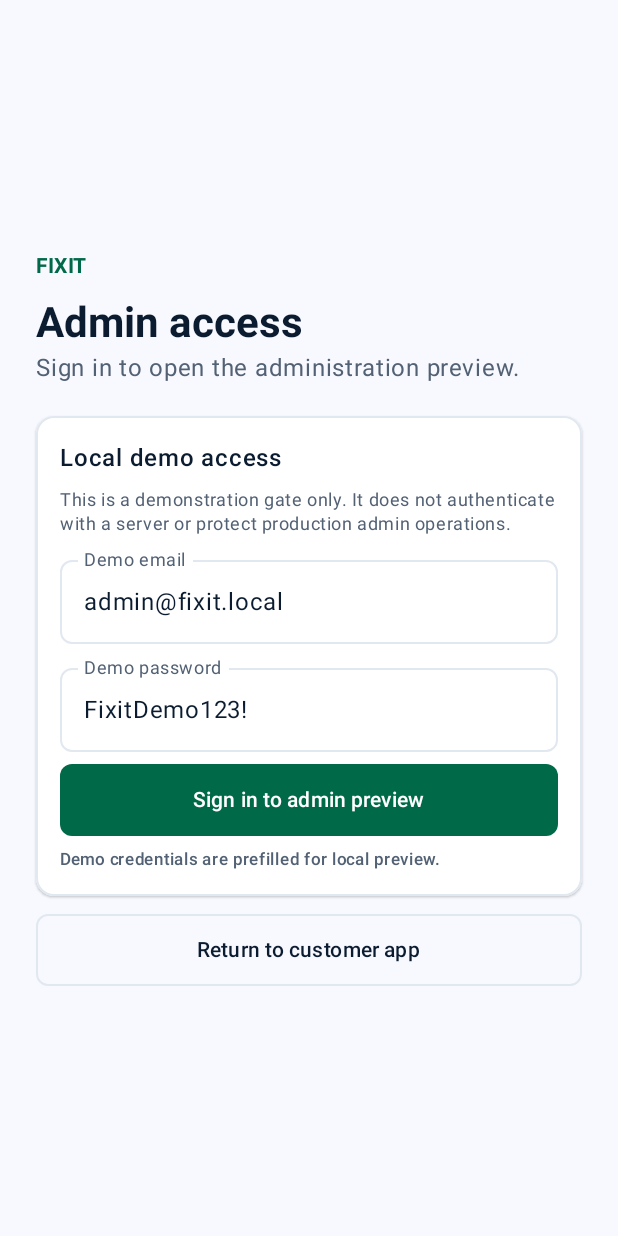
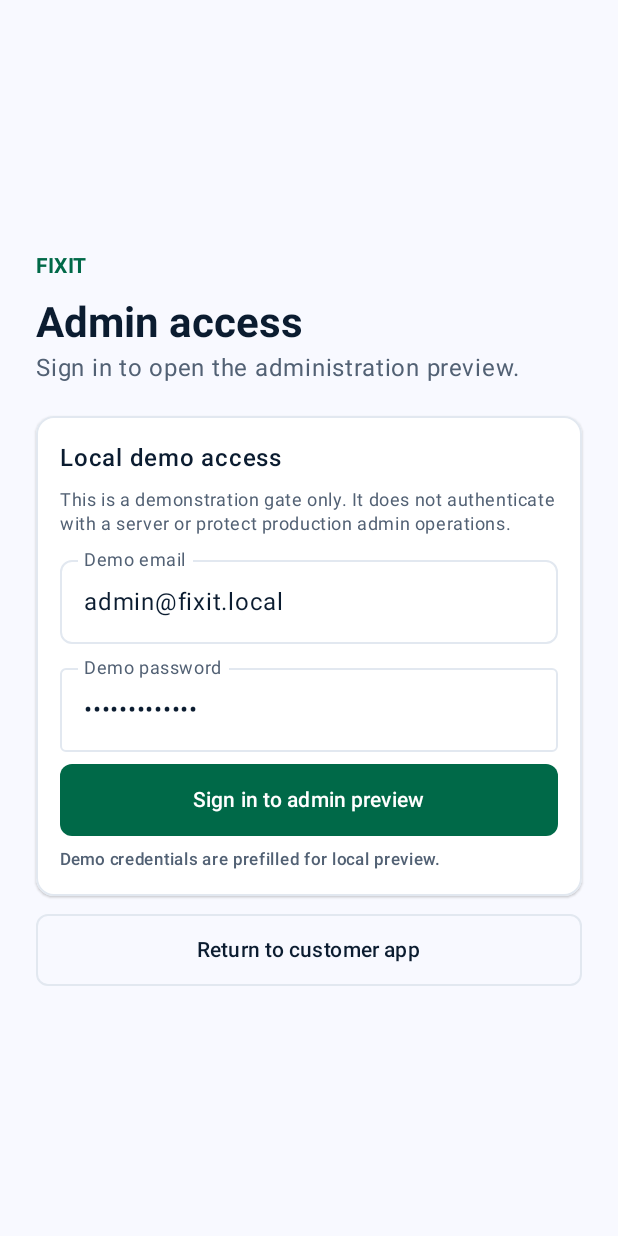
Before and after one commit to ENJ0Y-Labs/fixit-mobile, an Android app built with Jetpack Compose: the composable AdminApp shown on its own in the app's theme, on a phone screen of 412 x 824 dp. Run offline under Robolectric (Android 15) with nearby library versions, the phone set to English and light mode, and no system bars.

Commit message:
fix(admin): mask demo password entry

```diff
--- a/app/src/main/java/com/fixit/mobile/ui/admin/AdminApp.kt
+++ b/app/src/main/java/com/fixit/mobile/ui/admin/AdminApp.kt
@@ -25,6 +25,7 @@ import androidx.compose.runtime.*
 import androidx.compose.ui.Alignment
 import androidx.compose.ui.Modifier
 import androidx.compose.ui.text.font.FontWeight
+import androidx.compose.ui.text.input.PasswordVisualTransformation
 import androidx.compose.ui.unit.dp
 import com.fixit.mobile.ui.components.*
 import com.fixit.mobile.ui.model.Workspace
@@ -98,7 +99,7 @@ private fun AdminDemoGate(
             Text("Local demo access", fontWeight = FontWeight.SemiBold)
             Text("This is a demonstration gate only. It does not authenticate with a server or protect production admin operations.", color = FixItMuted, style = MaterialTheme.typography.bodySmall)
             FixItTextField(value = email, onValueChange = onEmailChange, label = "Demo email")
-            FixItTextField(value = password, onValueChange = onPasswordChange, label = "Demo password")
+            OutlinedTextField(value = password, onValueChange = onPasswordChange, label = { Text("Demo password") }, modifier = Modifier.fillMaxWidth(), singleLine = true, visualTransformation = PasswordVisualTransformation())
             if (error) Text("The demo email or password is incorrect.", color = FixItDanger)
             FixItPrimaryButton("Sign in to admin preview", onLogin, Modifier.fillMaxWidth())
             Text("Demo credentials are prefilled for local preview.", color = FixItMuted, style = MaterialTheme.typography.labelSmall)
```
